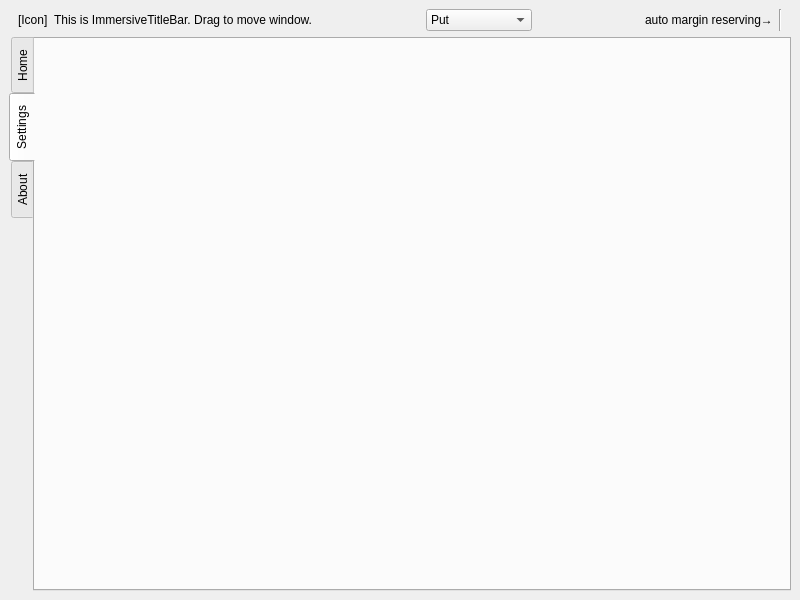
Old version of the form gallery/main.ui in the repository du33169/QoreWidgets.
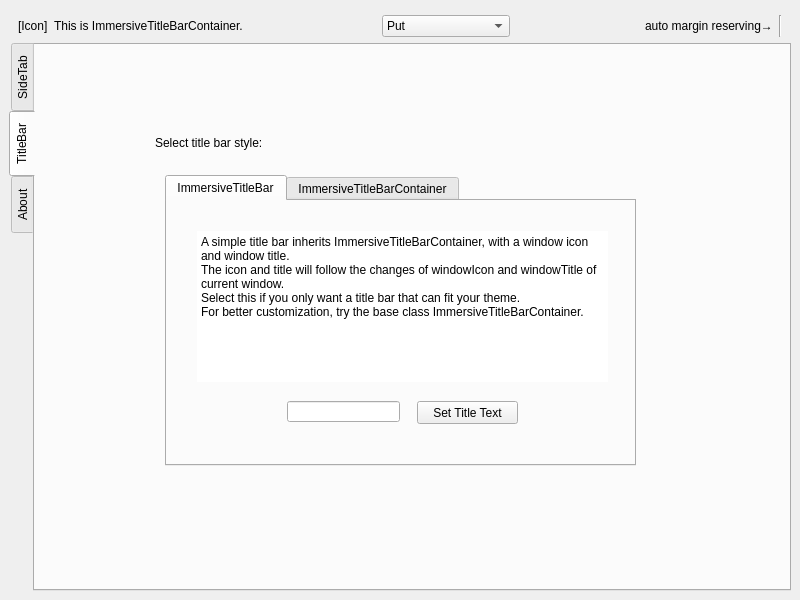
New version of the form. The open tabs and pages were chosen to show the change. Icons and pictures are not drawn. Custom widgets are drawn as their Qt base class.

Commit message: feat(titlebar): rename-> ImmersiveTitleBarContainer, add simple ImmersiveTitleBar with icon and title

The edit to the form file:
```diff
--- a/gallery/main.ui
+++ b/gallery/main.ui
@@ -16,7 +16,10 @@
   <widget class="QWidget" name="centralwidget">
    <layout class="QVBoxLayout" name="verticalLayout">
     <item>
-     <widget class="ImmersiveTitleBar" name="widget_titlebar" native="true">
+     <widget class="ImmersiveTitleBar" name="widget_titlebar" native="true"/>
+    </item>
+    <item>
+     <widget class="ImmersiveTitleBarContainer" name="widget_titlebar_container" native="true">
       <layout class="QHBoxLayout" name="horizontalLayout_2">
        <property name="topMargin">
         <number>0</number>
@@ -34,7 +37,7 @@
        <item>
         <widget class="QLabel" name="label_title">
          <property name="text">
-          <string>This is ImmersiveTitleBar. Drag to move window.</string>
+          <string>This is ImmersiveTitleBarContainer. </string>
          </property>
         </widget>
        </item>
@@ -134,7 +137,7 @@
         <iconset theme=":/icons/home"/>
        </attribute>
        <attribute name="title">
-        <string>Home</string>
+        <string>SideTab</string>
        </attribute>
        <layout class="QVBoxLayout" name="verticalLayout_2">
         <item>
@@ -238,8 +241,123 @@
         <iconset theme=":/icons/settings"/>
        </attribute>
        <attribute name="title">
-        <string>Settings</string>
+        <string>TitleBar</string>
        </attribute>
+       <widget class="QLabel" name="label_selectTitleBarPrompt">
+        <property name="geometry">
+         <rect>
+          <x>120</x>
+          <y>90</y>
+          <width>291</width>
+          <height>16</height>
+         </rect>
+        </property>
+        <property name="text">
+         <string>Select title bar style:</string>
+        </property>
+       </widget>
+       <widget class="QTabWidget" name="tabWidget_selectTitleBar">
+        <property name="geometry">
+         <rect>
+          <x>130</x>
+          <y>130</y>
+          <width>471</width>
+          <height>291</height>
+         </rect>
+        </property>
+        <property name="currentIndex">
+         <number>0</number>
+        </property>
+        <widget class="QWidget" name="tab_simple">
+         <attribute name="title">
+          <string>ImmersiveTitleBar</string>
+         </attribute>
+         <widget class="QLineEdit" name="lineEdit_setTitle">
+          <property name="geometry">
+           <rect>
+            <x>120</x>
+            <y>200</y>
+            <width>113</width>
+            <height>21</height>
+           </rect>
+          </property>
+         </widget>
+         <widget class="QPushButton" name="btn_setTitle">
+          <property name="geometry">
+           <rect>
+            <x>250</x>
+            <y>200</y>
+            <width>101</width>
+            <height>23</height>
+           </rect>
+          </property>
+          <property name="text">
+           <string>Set Title Text</string>
+          </property>
+         </widget>
+         <widget class="QTextBrowser" name="textBrowser">
+          <property name="geometry">
+           <rect>
+            <x>30</x>
+            <y>30</y>
+            <width>411</width>
+            <height>151</height>
+           </rect>
+          </property>
+          <property name="frameShape">
+           <enum>QFrame::Shape::NoFrame</enum>
+          </property>
+          <property name="html">
+           <string>&lt;!DOCTYPE HTML PUBLIC &quot;-//W3C//DTD HTML 4.0//EN&quot; &quot;http://www.w3.org/TR/REC-html40/strict.dtd&quot;&gt;
+&lt;html&gt;&lt;head&gt;&lt;meta name=&quot;qrichtext&quot; content=&quot;1&quot; /&gt;&lt;meta charset=&quot;utf-8&quot; /&gt;&lt;style type=&quot;text/css&quot;&gt;
+p, li { white-space: pre-wrap; }
+hr { height: 1px; border-width: 0; }
+li.unchecked::marker { content: &quot;\2610&quot;; }
+li.checked::marker { content: &quot;\2612&quot;; }
+&lt;/style&gt;&lt;/head&gt;&lt;body style=&quot; font-family:'Microsoft YaHei UI'; font-size:9pt; font-weight:400; font-style:normal;&quot;&gt;
+&lt;p style=&quot; margin-top:0px; margin-bottom:0px; margin-left:0px; margin-right:0px; -qt-block-indent:0; text-indent:0px;&quot;&gt;A simple title bar inherits ImmersiveTitleBarContainer, with a window icon and window title.&lt;/p&gt;
+&lt;p style=&quot; margin-top:0px; margin-bottom:0px; margin-left:0px; margin-right:0px; -qt-block-indent:0; text-indent:0px;&quot;&gt;The icon and title will follow the changes of windowIcon and windowTitle of current window.&lt;/p&gt;
+&lt;p style=&quot; margin-top:0px; margin-bottom:0px; margin-left:0px; margin-right:0px; -qt-block-indent:0; text-indent:0px;&quot;&gt;Select this if you only want a title bar that can fit your theme.&lt;/p&gt;
+&lt;p style=&quot; margin-top:0px; margin-bottom:0px; margin-left:0px; margin-right:0px; -qt-block-indent:0; text-indent:0px;&quot;&gt;For better customization, try the base class ImmersiveTitleBarContainer.&lt;/p&gt;
+&lt;p style=&quot;-qt-paragraph-type:empty; margin-top:0px; margin-bottom:0px; margin-left:0px; margin-right:0px; -qt-block-indent:0; text-indent:0px;&quot;&gt;&lt;br /&gt;&lt;/p&gt;&lt;/body&gt;&lt;/html&gt;</string>
+          </property>
+         </widget>
+        </widget>
+        <widget class="QWidget" name="tab_immersive">
+         <attribute name="title">
+          <string>ImmersiveTitleBarContainer</string>
+         </attribute>
+         <widget class="QTextBrowser" name="textBrowser_2">
+          <property name="geometry">
+           <rect>
+            <x>20</x>
+            <y>20</y>
+            <width>421</width>
+            <height>171</height>
+           </rect>
+          </property>
+          <property name="frameShape">
+           <enum>QFrame::Shape::NoFrame</enum>
+          </property>
+          <property name="html">
+           <string>&lt;!DOCTYPE HTML PUBLIC &quot;-//W3C//DTD HTML 4.0//EN&quot; &quot;http://www.w3.org/TR/REC-html40/strict.dtd&quot;&gt;
+&lt;html&gt;&lt;head&gt;&lt;meta name=&quot;qrichtext&quot; content=&quot;1&quot; /&gt;&lt;meta charset=&quot;utf-8&quot; /&gt;&lt;style type=&quot;text/css&quot;&gt;
+p, li { white-space: pre-wrap; }
+hr { height: 1px; border-width: 0; }
+li.unchecked::marker { content: &quot;\2610&quot;; }
+li.checked::marker { content: &quot;\2612&quot;; }
+&lt;/style&gt;&lt;/head&gt;&lt;body style=&quot; font-family:'Microsoft YaHei UI'; font-size:9pt; font-weight:400; font-style:normal;&quot;&gt;
+&lt;p style=&quot; margin-top:0px; margin-bottom:0px; margin-left:0px; margin-right:0px; -qt-block-indent:0; text-indent:0px;&quot;&gt;A immersive title bar container with only minimize, maximize and close button. The rest area are left  as a empty layout for developer to put any widget they want.&lt;/p&gt;
+&lt;p style=&quot;-qt-paragraph-type:empty; margin-top:0px; margin-bottom:0px; margin-left:0px; margin-right:0px; -qt-block-indent:0; text-indent:0px;&quot;&gt;&lt;br /&gt;&lt;/p&gt;
+&lt;p style=&quot; margin-top:0px; margin-bottom:0px; margin-left:0px; margin-right:0px; -qt-block-indent:0; text-indent:0px;&quot;&gt;The following actions are supported:&lt;/p&gt;
+&lt;p style=&quot; margin-top:0px; margin-bottom:0px; margin-left:0px; margin-right:0px; -qt-block-indent:0; text-indent:0px;&quot;&gt;- drag to move window&lt;/p&gt;
+&lt;p style=&quot; margin-top:0px; margin-bottom:0px; margin-left:0px; margin-right:0px; -qt-block-indent:0; text-indent:0px;&quot;&gt;- automatically adjusting margin to reserve space for buttons&lt;/p&gt;
+&lt;p style=&quot; margin-top:0px; margin-bottom:0px; margin-left:0px; margin-right:0px; -qt-block-indent:0; text-indent:0px;&quot;&gt;- double click to maximize/restore&lt;/p&gt;
+&lt;p style=&quot; margin-top:0px; margin-bottom:0px; margin-left:0px; margin-right:0px; -qt-block-indent:0; text-indent:0px;&quot;&gt;- restore to normal when dragging at maximized state&lt;/p&gt;&lt;/body&gt;&lt;/html&gt;</string>
+          </property>
+         </widget>
+        </widget>
+       </widget>
       </widget>
       <widget class="QWidget" name="tab_about">
        <attribute name="icon">
@@ -261,6 +379,12 @@
    <header>QoreWidgets.h</header>
    <container>1</container>
   </customwidget>
+  <customwidget>
+   <class>ImmersiveTitleBarContainer</class>
+   <extends>QWidget</extends>
+   <header>QoreWidgets.h</header>
+   <container>1</container>
+  </customwidget>
   <customwidget>
    <class>ImmersiveTitleBar</class>
    <extends>QWidget</extends>
```
Left out of the diff: 8 changed lines with no effect on the pictures. The commit also changes 9 other files.
